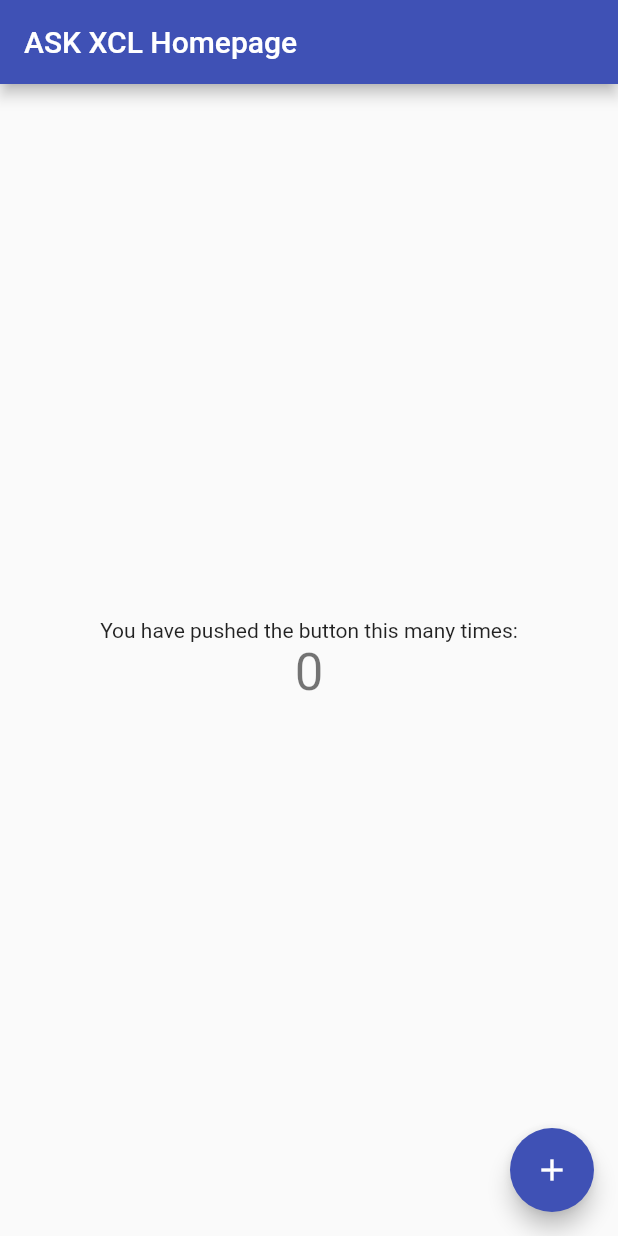
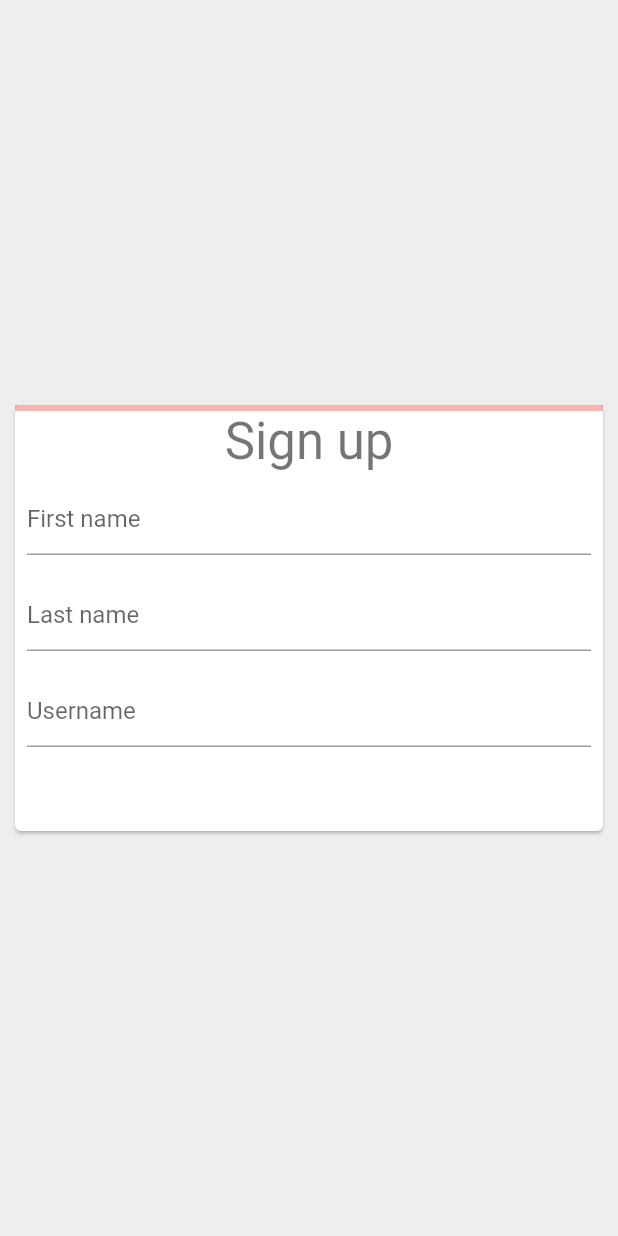
Before and after one commit to Wuvist/askxcl, a Flutter app: the screen it shows after launch, on a phone screen of 412 x 824 dp. Run offline on Flutter 3.47's test engine with Material 2 defaults, Android fonts, the phone set to English and light mode, and no system bars.

Commit message:
Add signup app

```diff
--- a/lib/main.dart
+++ b/lib/main.dart
@@ -1,7 +1,9 @@
 import 'package:flutter/material.dart';
+import 'signup.dart';
 
 void main() {
-  runApp(MyApp());
+  // runApp(MyApp());
+  runApp(SignUpApp());
 }
 
 class MyApp extends StatelessWidget {
--- /dev/null
+++ b/lib/signup.dart
@@ -0,0 +1,179 @@
+import 'package:flutter/material.dart';
+
+class SignUpApp extends StatelessWidget {
+  @override
+  Widget build(BuildContext context) {
+    return MaterialApp(
+      routes: {
+        '/': (context) => SignUpScreen(),
+        '/welcome': (context) => WelcomeScreen(),
+      },
+    );
+  }
+}
+
+class SignUpScreen extends StatelessWidget {
+  @override
+  Widget build(BuildContext context) {
+    return Scaffold(
+      backgroundColor: Colors.grey[200],
+      body: Center(
+        child: SizedBox(
+          width: 400,
+          child: Card(
+            child: SignUpForm(),
+          ),
+        ),
+      ),
+    );
+  }
+}
+
+class WelcomeScreen extends StatelessWidget {
+  @override
+  Widget build(BuildContext context) {
+    return Scaffold(
+      body: Center(
+        child: Text('Welcome!', style: Theme.of(context).textTheme.headline2),
+      ),
+    );
+  }
+}
+
+class SignUpForm extends StatefulWidget {
+  @override
+  _SignUpFormState createState() => _SignUpFormState();
+}
+
+class _SignUpFormState extends State<SignUpForm> {
+  final _firstNameTextController = TextEditingController();
+  final _lastNameTextController = TextEditingController();
+  final _usernameTextController = TextEditingController();
+
+  double _formProgress = 0;
+
+  void _updateFormProgress() {
+    var progress = 0.0;
+    var controllers = [
+      _firstNameTextController,
+      _lastNameTextController,
+      _usernameTextController
+    ];
+
+    for (var controller in controllers) {
+      if (controller.value.text.isNotEmpty) {
+        progress += 1 / controllers.length;
+      }
+    }
+
+    setState(() {
+      _formProgress = progress;
+    });
+  }
+
+  void _showWelcomeScreen() {
+    Navigator.of(context).pushNamed('/welcome');
+  }
+
+  @override
+  Widget build(BuildContext context) {
+    return Form(
+      onChanged: _updateFormProgress,
+      child: Column(
+        mainAxisSize: MainAxisSize.min,
+        children: [
+          AnimatedProgressIndicator(value: _formProgress),
+          Text('Sign up', style: Theme.of(context).textTheme.headline4),
+          Padding(
+            padding: EdgeInsets.all(8.0),
+            child: TextFormField(
+              controller: _firstNameTextController,
+              decoration: InputDecoration(hintText: 'First name'),
+            ),
+          ),
+          Padding(
+            padding: EdgeInsets.all(8.0),
+            child: TextFormField(
+              controller: _lastNameTextController,
+              decoration: InputDecoration(hintText: 'Last name'),
+            ),
+          ),
+          Padding(
+            padding: EdgeInsets.all(8.0),
+            child: TextFormField(
+              controller: _usernameTextController,
+              decoration: InputDecoration(hintText: 'Username'),
+            ),
+          ),
+          FlatButton(
+            color: Colors.blue,
+            textColor: Colors.white,
+            onPressed: _formProgress == 1 ? _showWelcomeScreen : null,
+            child: Text('Sign up'),
+          ),
+        ],
+      ),
+    );
+  }
+}
+
+class AnimatedProgressIndicator extends StatefulWidget {
+  final double value;
+
+  AnimatedProgressIndicator({
+    @required this.value,
+  });
+
+  @override
+  State<StatefulWidget> createState() {
+    return _AnimatedProgressIndicatorState();
+  }
+}
+
+class _AnimatedProgressIndicatorState extends State<AnimatedProgressIndicator>
+    with SingleTickerProviderStateMixin {
+  AnimationController _controller;
+  Animation<Color> _colorAnimation;
+  Animation<double> _curveAnimation;
+
+  void initState() {
+    super.initState();
+    _controller = AnimationController(
+        duration: Duration(milliseconds: 1200), vsync: this);
+
+    var colorTween = TweenSequence([
+      TweenSequenceItem(
+        tween: ColorTween(begin: Colors.red, end: Colors.orange),
+        weight: 1,
+      ),
+      TweenSequenceItem(
+        tween: ColorTween(begin: Colors.orange, end: Colors.yellow),
+        weight: 1,
+      ),
+      TweenSequenceItem(
+        tween: ColorTween(begin: Colors.yellow, end: Colors.green),
+        weight: 1,
+      ),
+    ]);
+
+    _colorAnimation = _controller.drive(colorTween);
+    _curveAnimation = _controller.drive(CurveTween(curve: Curves.easeIn));
+  }
+
+  void didUpdateWidget(oldWidget) {
+    super.didUpdateWidget(oldWidget);
+    _controller.animateTo(widget.value);
+  }
+
+  @override
+  Widget build(BuildContext context) {
+    return AnimatedBuilder(
+      animation: _controller,
+      builder: (context, child) => LinearProgressIndicator(
+        value: _curveAnimation.value,
+        valueColor: _colorAnimation,
+        backgroundColor: _colorAnimation.value.withOpacity(0.4),
+      ),
+    );
+  }
+}
```
